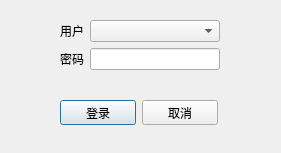
Qt form CommonModule/qdlglogin.ui (Anne081031/ParkSolution) before a commit.
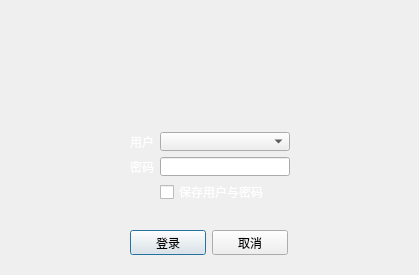
The same form after that commit. Icons and pictures are not drawn.

What changed in the file:
```diff
--- a/CommonModule/qdlglogin.ui
+++ b/CommonModule/qdlglogin.ui
@@ -6,16 +6,10 @@
    <rect>
     <x>0</x>
     <y>0</y>
-    <width>281</width>
-    <height>153</height>
+    <width>419</width>
+    <height>275</height>
    </rect>
   </property>
-  <property name="maximumSize">
-   <size>
-    <width>281</width>
-    <height>153</height>
-   </size>
-  </property>
   <property name="windowTitle">
    <string>用户登录</string>
   </property>
@@ -31,40 +25,88 @@
   <widget class="QWidget" name="formLayoutWidget">
    <property name="geometry">
     <rect>
-     <x>60</x>
-     <y>20</y>
+     <x>130</x>
+     <y>132</y>
      <width>160</width>
-     <height>51</height>
+     <height>91</height>
     </rect>
    </property>
    <layout class="QFormLayout" name="formLayout">
     <item row="0" column="0">
      <widget class="QLabel" name="label">
+      <property name="styleSheet">
+       <string notr="true">background-image:url();
+color: rgb(255, 255, 255);</string>
+      </property>
       <property name="text">
        <string>用户</string>
       </property>
      </widget>
     </item>
+    <item row="0" column="1">
+     <widget class="QComboBox" name="cbxUser">
+      <property name="styleSheet">
+       <string notr="true">background-image:url();</string>
+      </property>
+     </widget>
+    </item>
+    <item row="1" column="1">
+     <widget class="QLineEdit" name="edtPwd">
+      <property name="styleSheet">
+       <string notr="true">background-image:url();</string>
+      </property>
+     </widget>
+    </item>
+    <item row="2" column="1">
+     <widget class="QCheckBox" name="chkSavePwdUsr">
+      <property name="styleSheet">
+       <string notr="true">background-image:url();
+color: rgb(255, 255, 255);</string>
+      </property>
+      <property name="text">
+       <string>保存用户与密码</string>
+      </property>
+     </widget>
+    </item>
     <item row="1" column="0">
      <widget class="QLabel" name="label_2">
+      <property name="styleSheet">
+       <string notr="true">background-image:url();
+color: rgb(255, 255, 255);</string>
+      </property>
       <property name="text">
        <string>密码</string>
       </property>
      </widget>
     </item>
-    <item row="0" column="1">
-     <widget class="QComboBox" name="cbxUser"/>
-    </item>
-    <item row="1" column="1">
-     <widget class="QLineEdit" name="edtPwd"/>
+    <item row="3" column="1">
+     <widget class="QLabel" name="lblTip">
+      <property name="font">
+       <font>
+        <pointsize>10</pointsize>
+        <weight>75</weight>
+        <bold>true</bold>
+       </font>
+      </property>
+      <property name="styleSheet">
+       <string notr="true">background-image:url();
+color: rgb(255, 0, 0);</string>
+      </property>
+      <property name="text">
+       <string/>
+      </property>
+      <property name="alignment">
+       <set>Qt::AlignCenter</set>
+      </property>
+     </widget>
     </item>
    </layout>
   </widget>
   <widget class="QWidget" name="layoutWidget">
    <property name="geometry">
     <rect>
-     <x>60</x>
-     <y>100</y>
+     <x>130</x>
+     <y>230</y>
      <width>158</width>
      <height>25</height>
     </rect>
@@ -94,6 +136,9 @@
         <height>23</height>
        </size>
       </property>
+      <property name="styleSheet">
+       <string notr="true">background-image:url();</string>
+      </property>
       <property name="text">
        <string>取消</string>
       </property>
```
Left out of the diff: 2 changed lines with no effect on the pictures.
